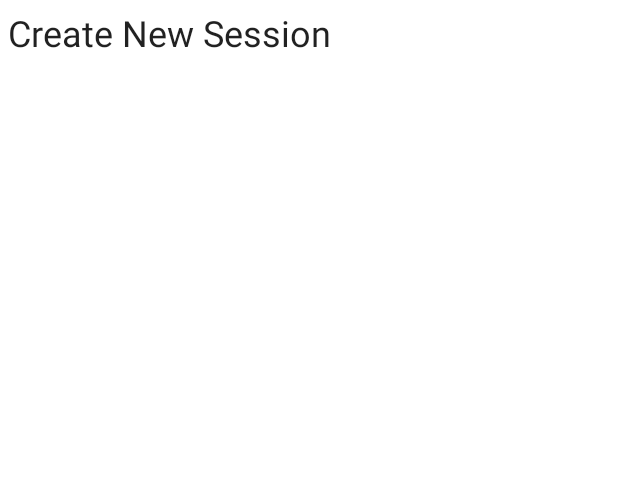
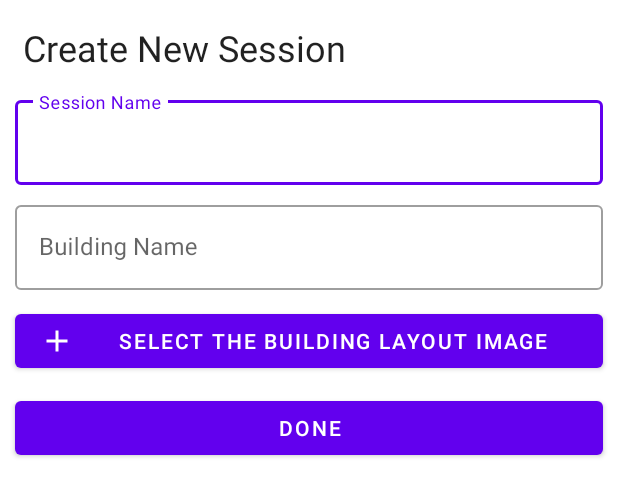
Before and after one commit to reedyjw1/AccessPointLocator, an Android app: the layout dialog_create_session.xml on its own in the app's theme, with its tools: preview values and no code run, on a phone screen of 412 x 824 dp. Shown: the top 497 px of the screen. Run offline under Robolectric (Android 15) with nearby library versions, the phone set to English and light mode, and no system bars.

Commit message:
[Session] Added Session Create Dialog layout

```diff
--- a/app/src/main/java/edu/udmercy/accesspointlocater/features/session/room/Session.kt
+++ b/app/src/main/java/edu/udmercy/accesspointlocater/features/session/room/Session.kt
@@ -10,6 +10,8 @@ data class Session(
     @PrimaryKey
     val uuid: String = UUID.randomUUID().toString(),
     @ColumnInfo
+    val sessionLabel: String,
+    @ColumnInfo
     val timestamp: String,
     @ColumnInfo
     val building: String,
--- a/app/src/main/java/edu/udmercy/accesspointlocater/features/session/sub/create/CreateSessionDialog.kt
+++ b/app/src/main/java/edu/udmercy/accesspointlocater/features/session/sub/create/CreateSessionDialog.kt
@@ -2,6 +2,16 @@ package edu.udmercy.accesspointlocater.features.session.sub.create
 
 import androidx.fragment.app.DialogFragment
 import edu.udmercy.accesspointlocater.R
+import android.view.WindowManager.LayoutParams
+
 
 class CreateSessionDialog: DialogFragment(R.layout.dialog_create_session) {
+
+    override fun onResume() {
+        super.onResume()
+        val params: LayoutParams? = dialog?.window?.attributes
+        params?.width = LayoutParams.MATCH_PARENT
+        params?.height = LayoutParams.WRAP_CONTENT
+        dialog?.window?.attributes = params as LayoutParams
+    }
 }
--- a/app/src/main/res/layout/dialog_create_session.xml
+++ b/app/src/main/res/layout/dialog_create_session.xml
@@ -2,9 +2,12 @@
 <androidx.constraintlayout.widget.ConstraintLayout xmlns:android="http://schemas.android.com/apk/res/android"
     android:layout_width="match_parent"
     android:layout_height="match_parent"
-    xmlns:app="http://schemas.android.com/apk/res-auto">
+    xmlns:app="http://schemas.android.com/apk/res-auto"
+    android:paddingBottom="10dp"
+    android:paddingTop="10dp">
 
     <TextView
+        android:id="@+id/title"
         android:layout_width="match_parent"
         android:layout_height="wrap_content"
         android:text="@string/fragmentCreateSessionLabel"
@@ -13,6 +16,65 @@
         app:layout_constraintTop_toTopOf="parent"
         app:layout_constraintStart_toStartOf="parent"
         app:layout_constraintEnd_toEndOf="parent"
+        android:layout_marginStart="10dp"
+        android:layout_marginEnd="10dp"
         android:padding="5dp"/>
 
+    <com.google.android.material.textfield.TextInputLayout
+        android:id="@+id/sessionEditText"
+        style="@style/Widget.MaterialComponents.TextInputLayout.OutlinedBox"
+        android:layout_width="match_parent"
+        android:layout_height="wrap_content"
+        app:layout_constraintTop_toBottomOf="@+id/title"
+        android:hint="@string/sessionLabelHint"
+        app:layout_constraintWidth_percent="0.8"
+        android:layout_marginVertical="8dp"
+        android:layout_marginStart="10dp"
+        android:layout_marginTop="10dp"
+        android:layout_marginEnd="10dp">
+
+        <com.google.android.material.textfield.TextInputEditText
+            android:layout_width="match_parent"
+            android:layout_height="wrap_content"
+            android:inputType="text" />
+    </com.google.android.material.textfield.TextInputLayout>
+
+    <com.google.android.material.textfield.TextInputLayout
+        android:id="@+id/buildingEditText"
+        style="@style/Widget.MaterialComponents.TextInputLayout.OutlinedBox"
+        android:layout_width="match_parent"
+        android:layout_height="wrap_content"
+        android:hint="@string/buildingLabelHint"
+        app:layout_constraintWidth_percent="0.8"
+        app:layout_constraintTop_toBottomOf="@+id/sessionEditText"
+        android:layout_marginVertical="8dp"
+        android:layout_marginStart="10dp"
+        android:layout_marginTop="10dp"
+        android:layout_marginEnd="10dp">
+
+        <com.google.android.material.textfield.TextInputEditText
+            android:layout_width="match_parent"
+            android:layout_height="wrap_content"
+            android:inputType="text" />
+    </com.google.android.material.textfield.TextInputLayout>
+
+    <com.google.android.material.button.MaterialButton
+        android:id="@+id/selectImageBtn"
+        android:layout_width="match_parent"
+        android:layout_height="wrap_content"
+        app:layout_constraintTop_toBottomOf="@id/buildingEditText"
+        app:icon="@drawable/ic_baseline_add_24"
+        android:text="@string/imageLabelHint"
+        android:layout_marginStart="10dp"
+        android:layout_marginTop="10dp"
+        android:layout_marginEnd="10dp"/>
+
+    <com.google.android.material.button.MaterialButton
+        android:id="@+id/doneBtn"
+        android:layout_width="match_parent"
+        app:layout_constraintTop_toBottomOf="@id/selectImageBtn"
+        android:layout_height="wrap_content"
+        android:text="@string/doneLabelHint"
+        android:layout_margin="10dp"/>
+
 </androidx.constraintlayout.widget.ConstraintLayout>
--- a/app/src/main/res/values/strings.xml
+++ b/app/src/main/res/values/strings.xml
@@ -2,4 +2,10 @@
     <string name="app_name">Access Point Locator</string>
     <string name="fragmentSessionLabel">Sessions</string>
     <string name="fragmentCreateSessionLabel">Create New Session</string>
+
+    <string name="sessionLabelHint">Session Name</string>
+    <string name="buildingLabelHint">Building Name</string>
+    <string name="imageLabelHint">Select the Building Layout Image</string>
+    <string name="doneLabelHint">Done</string>
+
 </resources>
```
